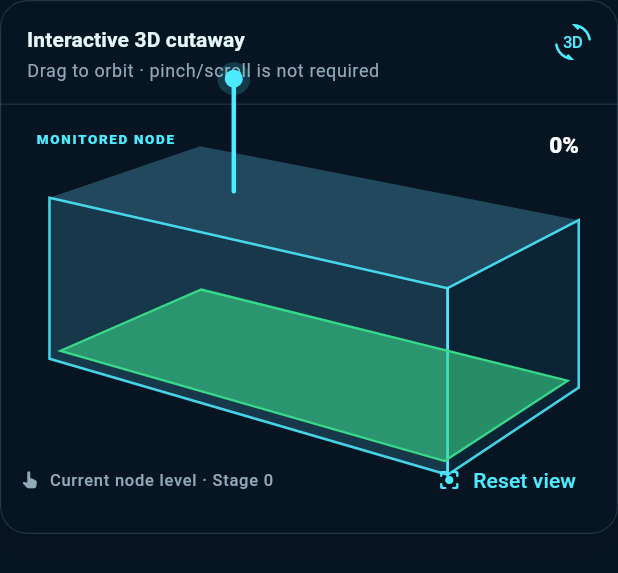
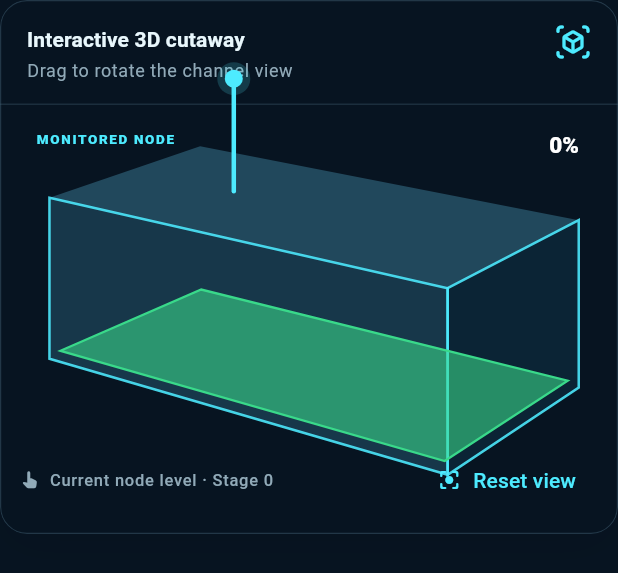
Before and after one commit to shoatl/sjndjwkba, a Flutter app: the InteractiveDrainageView widget shown alone on an empty page, opened directly with empty values, on a phone screen of 412 x 824 dp. Shown: the top 573 px of the screen. Run offline on Flutter 3.47's test engine with Material 3 defaults, Android fonts, the phone set to English and light mode, and no system bars; accounts and stored records are empty.

Commit message:
Polish interactive cutaway control labels

```diff
--- a/lib/shared/widgets/interactive_drainage_view.dart
+++ b/lib/shared/widgets/interactive_drainage_view.dart
@@ -37,8 +37,8 @@ class _InteractiveDrainageViewState extends State<InteractiveDrainageView> {
 
     return AppCard(
       title: 'Interactive 3D cutaway',
-      subtitle: 'Drag to orbit · pinch/scroll is not required',
-      trailing: Icon(Icons.threed_rotation_rounded, color: scheme.primary),
+      subtitle: 'Drag to rotate the channel view',
+      trailing: Icon(Icons.view_in_ar_rounded, color: scheme.primary),
       padding: const EdgeInsets.fromLTRB(12, 8, 12, 12),
       child: Column(
         children: [
```
